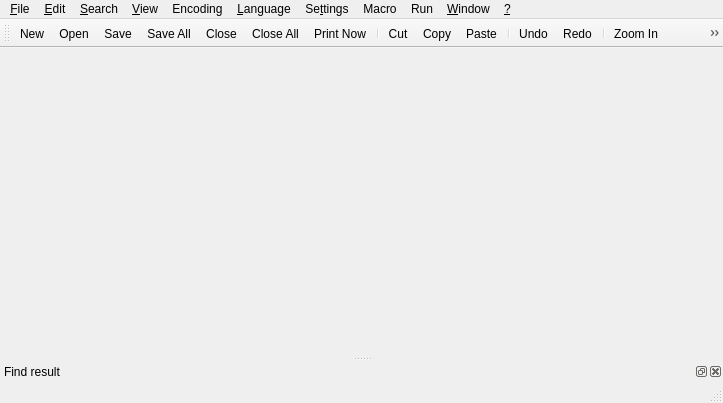
Above: src/ui/mainwindow.ui from notepadqq/notepadqq before the change. Below: the same form after it.
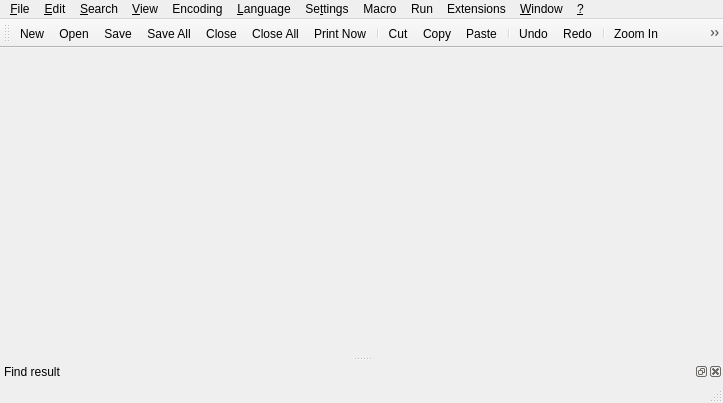
That is the form after the change. Icons and pictures are not drawn.

Commit message: Allow extensions to acccess main window menus

What changed in the file:
```diff
--- a/src/ui/mainwindow.ui
+++ b/src/ui/mainwindow.ui
@@ -271,6 +271,11 @@
     </property>
     <addaction name="actionOpen_a_New_Window"/>
    </widget>
+   <widget class="QMenu" name="menuExtensions">
+    <property name="title">
+     <string>Extensions</string>
+    </property>
+   </widget>
    <addaction name="menu_File"/>
    <addaction name="menu_Edit"/>
    <addaction name="menu_Search"/>
@@ -280,6 +285,7 @@
    <addaction name="menuSe_ttings"/>
    <addaction name="menuMacro"/>
    <addaction name="menuRun"/>
+   <addaction name="menuExtensions"/>
    <addaction name="menu_Window"/>
    <addaction name="menu"/>
   </widget>
```
The commit also changes 6 other files.
